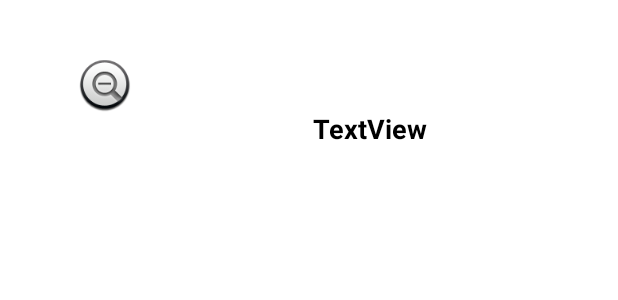
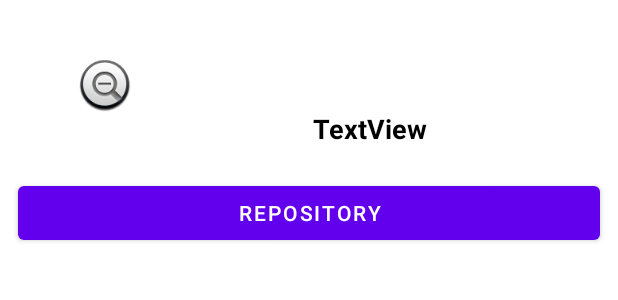
Before and after one commit to Serg8787/SearchEngineGitHub, an Android app: the layout activity_info_about_developer.xml on its own in the app's theme, with its tools: preview values and no code run, on a phone screen of 412 x 824 dp. Shown: the top 300 px of the screen. Run offline under Robolectric (Android 15) with nearby library versions, the phone set to English and light mode, and no system bars.

Commit message:
add bt addRepo

```diff
--- a/app/src/main/java/com/example/searchenginegithub/MainActivity.kt
+++ b/app/src/main/java/com/example/searchenginegithub/MainActivity.kt
@@ -8,6 +8,8 @@ import androidx.appcompat.app.AppCompatActivity
 import androidx.recyclerview.widget.LinearLayoutManager
 import com.example.searchenginegithub.model.developer.ItemProgramist
 import com.example.searchenginegithub.model.developer.ResultListProgramist
+import com.example.searchenginegithub.network.API
+import com.example.searchenginegithub.network.RetrofitClient
 import kotlinx.android.synthetic.main.activity_main.*
 import retrofit2.Call
 import retrofit2.Callback
--- a/app/src/main/java/com/example/searchenginegithub/API.kt
+++ b/app/src/main/java/com/example/searchenginegithub/network/API.kt
@@ -1,4 +1,4 @@
-package com.example.searchenginegithub
+package com.example.searchenginegithub.network
 
 import com.example.searchenginegithub.model.developer.ItemProgramist
 import com.example.searchenginegithub.model.developer.ResultListProgramist
--- a/app/src/main/java/com/example/searchenginegithub/RetrofitClient.kt
+++ b/app/src/main/java/com/example/searchenginegithub/network/RetrofitClient.kt
@@ -1,4 +1,4 @@
-package com.example.searchenginegithub
+package com.example.searchenginegithub.network
 
 import retrofit2.Retrofit
 import retrofit2.converter.gson.GsonConverterFactory
--- a/app/src/main/res/layout/activity_info_about_developer.xml
+++ b/app/src/main/res/layout/activity_info_about_developer.xml
@@ -56,9 +56,18 @@
             app:layout_constraintStart_toStartOf="@+id/tvLoginInfo"
             app:layout_constraintTop_toBottomOf="@+id/tvLoginInfo" />
 
-
     </androidx.constraintlayout.widget.ConstraintLayout>
 
+
+    <Button
+        android:id="@+id/btGetRepo"
+        android:layout_width="0dp"
+        android:layout_height="wrap_content"
+        android:layout_marginTop="15dp"
+        android:text="Repository"
+        app:layout_constraintEnd_toEndOf="@+id/clRoot"
+        app:layout_constraintStart_toStartOf="@+id/clRoot"
+        app:layout_constraintTop_toBottomOf="@+id/clRoot" />
 
     <androidx.recyclerview.widget.RecyclerView
         android:id="@+id/recyclerRepo"
@@ -69,5 +78,5 @@
         app:layout_constraintBottom_toBottomOf="parent"
         app:layout_constraintEnd_toEndOf="@+id/clRoot"
         app:layout_constraintStart_toStartOf="@+id/clRoot"
-        app:layout_constraintTop_toBottomOf="@+id/clRoot" />
+        app:layout_constraintTop_toBottomOf="@+id/btGetRepo" />
 </androidx.constraintlayout.widget.ConstraintLayout>
--- a/app/src/main/res/layout/repo_item.xml
+++ b/app/src/main/res/layout/repo_item.xml
@@ -4,7 +4,8 @@
     android:layout_width="match_parent"
     android:layout_height="wrap_content"
     app:cardCornerRadius="5dp"
-    android:layout_margin="10dp">
+    android:layout_margin="2dp"
+    android:layout_marginTop="7dp">
 
     <androidx.constraintlayout.widget.ConstraintLayout
         android:layout_width="match_parent"
@@ -20,7 +21,7 @@
             android:textColor="@color/black"
             app:layout_constraintTop_toTopOf="parent"
             app:layout_constraintStart_toStartOf="parent"
-            android:layout_margin="3dp"/>
+            android:layout_margin="5dp"/>
 
         <TextView
             android:id="@+id/tvNameRepo"
```
Also changed, not shown: app/src/main/java/com/example/searchenginegithub/InfoAboutDeveloperActivity.kt (+7 -13 lines), app/src/main/java/com/example/searchenginegithub/adapter/DeveloperAdapter.kt (renamed from app/src/main/java/com/example/searchenginegithub/DeveloperAdapter.kt), app/src/main/java/com/example/searchenginegithub/adapter/RepoAdapter.kt (renamed from app/src/main/java/com/example/searchenginegithub/RepoAdapter.kt).
